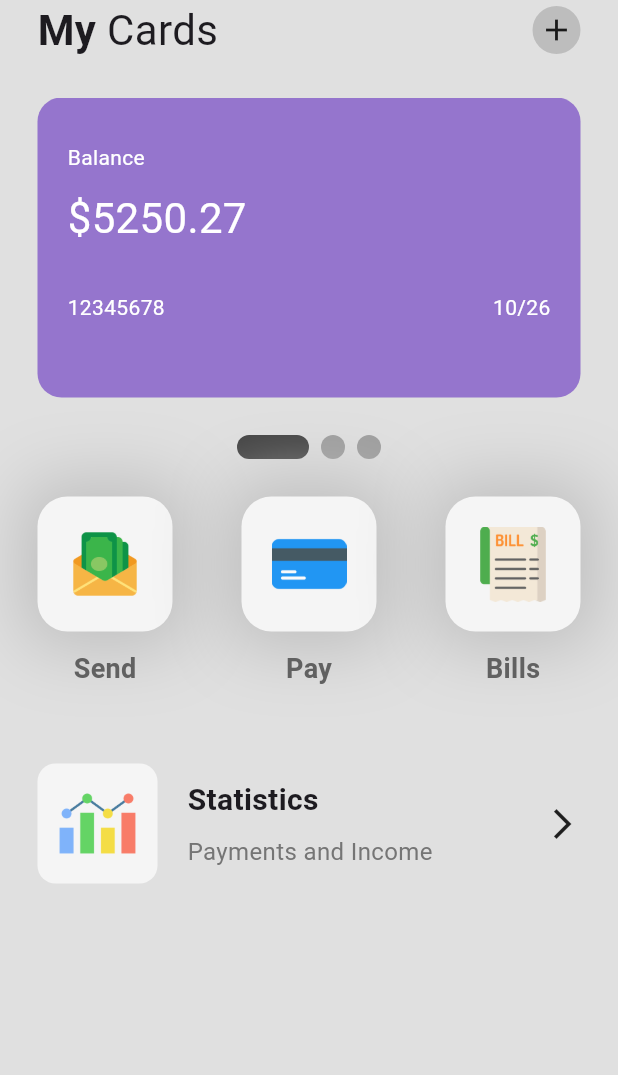
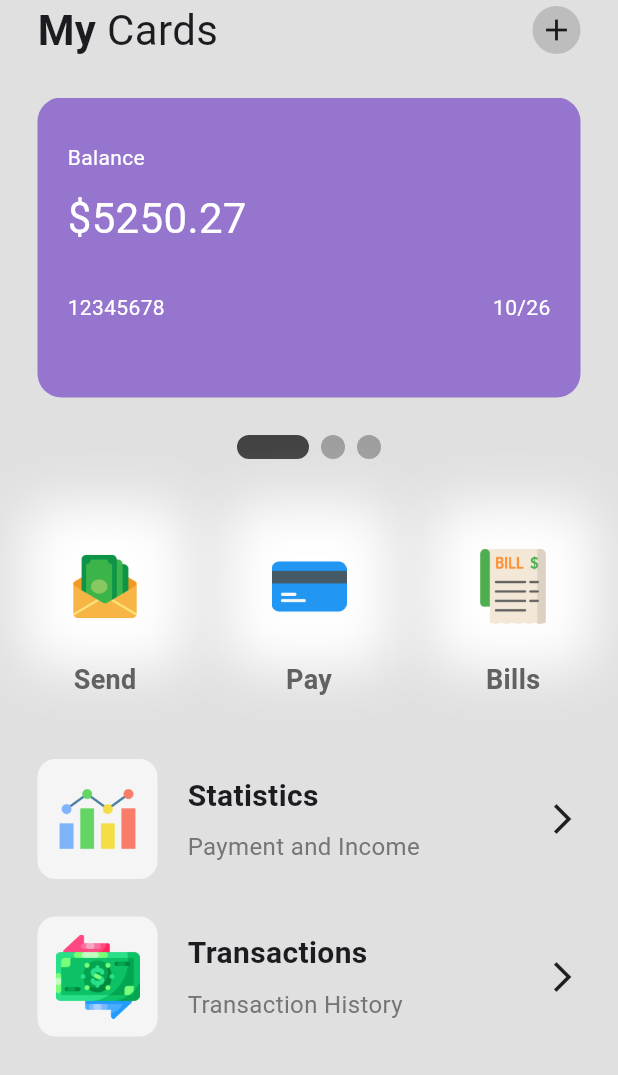
Before and after one commit to namanmahajan2020/PennyPod, a Flutter app: the screen it shows after launch, on a phone screen of 412 x 824 dp. Shown: the top 1075 px of the screen. Run offline on Flutter 3.47's test engine with Material 3 defaults, Android fonts, the phone set to English and light mode, and no system bars; drawn by our look-alikes of smooth_page_indicator.

Commit message:
List tile

```diff
--- a/lib/pages/home_page.dart
+++ b/lib/pages/home_page.dart
@@ -2,6 +2,7 @@ import 'package:flutter/material.dart';
 import 'package:smooth_page_indicator/smooth_page_indicator.dart';
 import 'package:walletappui/util/my_button.dart';
 import 'package:walletappui/util/my_card.dart';
+import 'package:walletappui/util/my_list_tile.dart';
 
 class HomePage extends StatefulWidget {
   const HomePage({super.key});
@@ -84,7 +85,7 @@ class _HomePageState extends State<HomePage> {
               count: 3,
               effect: ExpandingDotsEffect(activeDotColor: Colors.grey.shade800),
             ),
-            SizedBox(height: 25),
+            SizedBox(height: 40),
             Padding(
               padding: const EdgeInsets.symmetric(horizontal: 25.0),
               child: Row(
@@ -105,50 +106,20 @@ class _HomePageState extends State<HomePage> {
                 ],
               ),
             ),
-            SizedBox(height: 25),
+            SizedBox(height: 40),
             Padding(
-              padding: const EdgeInsets.all(25.0),
+              padding: const EdgeInsets.symmetric(horizontal:25.0),
               child: Column(
                 children: [
-                  Row(
-                    mainAxisAlignment: MainAxisAlignment.spaceBetween,
-                    children: [
-                      Row(
-                        children: [
-                          Container(
-                            height: 80,
-                            padding: EdgeInsets.all(12),
-                            decoration: BoxDecoration(
-                              color: Colors.grey[100],
-                              borderRadius: BorderRadius.circular(12),
-                            ),
-                            child: Image.asset('lib/icons/statistics.png'),
-                          ),
-                          SizedBox(width: 20),
-                          Column(
-                            crossAxisAlignment: CrossAxisAlignment.start,
-                            children: [
-                              Text(
-                                'Statistics',
-                                style: TextStyle(
-                                  fontWeight: FontWeight.bold,
-                                  fontSize: 20,
-                                ),
-                              ),
-                              SizedBox(height: 8),
-                              Text(
-                                'Payments and Income',
-                                style: TextStyle(
-                                  fontSize: 16,
-                                  color: Colors.grey[600],
-                                ),
-                              ),
-                            ],
-                          ),
-                        ],
-                      ),
-                      Icon(Icons.arrow_forward_ios),
-                    ],
+                  MyListTile(
+                    iconImagePath: 'lib/icons/statistics.png',
+                    tileTitle: 'Statistics',
+                    tileSubTitle: 'Payment and Income',
+                  ),
+                  MyListTile(
+                    iconImagePath: 'lib/icons/transaction.png',
+                    tileTitle: 'Transactions',
+                    tileSubTitle: 'Transaction History',
                   ),
                 ],
               ),
--- a/lib/util/my_button.dart
+++ b/lib/util/my_button.dart
@@ -18,19 +18,14 @@ class MyButton extends StatelessWidget {
           height: 90,
           padding: EdgeInsets.all(20),
           decoration: BoxDecoration(
-            color: Colors.grey[100],
             borderRadius: BorderRadius.circular(20),
             boxShadow: [
-              BoxShadow(
-                color: Colors.grey.shade400,
-                blurRadius: 40,
-                spreadRadius: 10,
-              ),
+              BoxShadow(color: Colors.white, blurRadius: 30, spreadRadius: 10),
             ],
           ),
           child: Center(child: Image.asset(iconImagePath)),
         ),
-        SizedBox(height: 12),
+        SizedBox(height: 4),
         Text(
           buttonText,
           style: TextStyle(
--- /dev/null
+++ b/lib/util/my_list_tile.dart
@@ -0,0 +1,55 @@
+import 'package:flutter/material.dart';
+
+class MyListTile extends StatelessWidget {
+  final String iconImagePath;
+  final String tileTitle;
+  final String tileSubTitle;
+
+  const MyListTile({
+    super.key,
+    required this.iconImagePath,
+    required this.tileTitle,
+    required this.tileSubTitle,
+  });
+
+  @override
+  Widget build(BuildContext context) {
+    return Padding(
+      padding: const EdgeInsets.only(bottom: 25.0),
+      child: Row(
+        mainAxisAlignment: MainAxisAlignment.spaceBetween,
+        children: [
+          Row(
+            children: [
+              Container(
+                height: 80,
+                padding: EdgeInsets.all(12),
+                decoration: BoxDecoration(
+                  color: Colors.grey[100],
+                  borderRadius: BorderRadius.circular(12),
+                ),
+                child: Image.asset(iconImagePath),
+              ),
+              SizedBox(width: 20),
+              Column(
+                crossAxisAlignment: CrossAxisAlignment.start,
+                children: [
+                  Text(
+                    tileTitle,
+                    style: TextStyle(fontWeight: FontWeight.bold, fontSize: 20),
+                  ),
+                  SizedBox(height: 8),
+                  Text(
+                    tileSubTitle,
+                    style: TextStyle(fontSize: 16, color: Colors.grey[600]),
+                  ),
+                ],
+              ),
+            ],
+          ),
+          Icon(Icons.arrow_forward_ios),
+        ],
+      ),
+    );
+  }
+}
```
